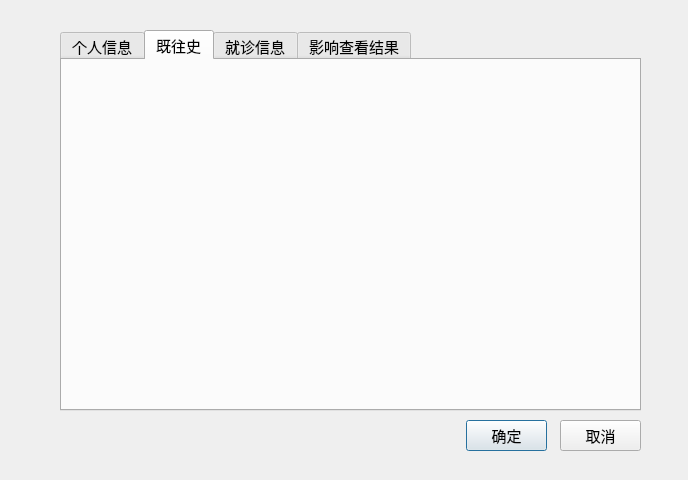
hzhaoaf/CTDiagnosis, file GUI/DesignWindow.ui: the form before one commit.
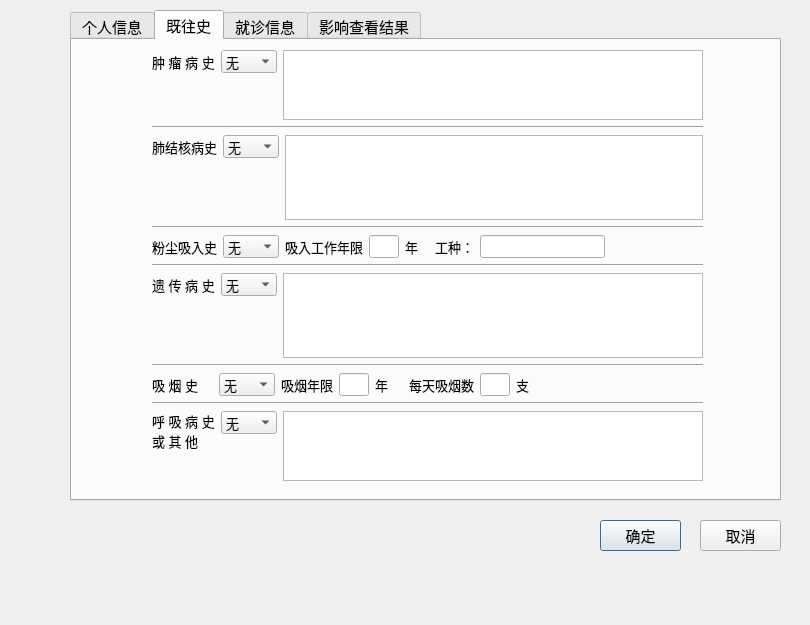
The form after the commit. The open tabs and pages were chosen to show the change.

Commit message: Add tab2,tab3 for Patient Info GUI

Patch:
```diff
--- a/GUI/DesignWindow.ui
+++ b/GUI/DesignWindow.ui
@@ -9,8 +9,8 @@
    <rect>
     <x>0</x>
     <y>0</y>
-    <width>688</width>
-    <height>480</height>
+    <width>810</width>
+    <height>625</height>
    </rect>
   </property>
   <property name="font">
@@ -28,10 +28,10 @@
   <widget class="QTabWidget" name="tabWidget">
    <property name="geometry">
     <rect>
-     <x>60</x>
-     <y>30</y>
-     <width>581</width>
-     <height>381</height>
+     <x>70</x>
+     <y>10</y>
+     <width>711</width>
+     <height>491</height>
     </rect>
    </property>
    <property name="font">
@@ -190,9 +190,400 @@
     </widget>
    </widget>
    <widget class="QWidget" name="tab_2">
+    <property name="font">
+     <font>
+      <pointsize>10</pointsize>
+     </font>
+    </property>
     <attribute name="title">
      <string>既往史</string>
     </attribute>
+    <widget class="QWidget" name="layoutWidget">
+     <property name="geometry">
+      <rect>
+       <x>80</x>
+       <y>10</y>
+       <width>551</width>
+       <height>431</height>
+      </rect>
+     </property>
+     <layout class="QVBoxLayout" name="verticalLayout">
+      <item>
+       <layout class="QGridLayout" name="gridLayout_5">
+        <item row="0" column="2" rowspan="2">
+         <widget class="QPlainTextEdit" name="zhongliuPlainTextEdit"/>
+        </item>
+        <item row="0" column="0">
+         <widget class="QLabel" name="label_7">
+          <property name="text">
+           <string>肿 瘤 病 史</string>
+          </property>
+          <property name="alignment">
+           <set>Qt::AlignLeading|Qt::AlignLeft|Qt::AlignVCenter</set>
+          </property>
+         </widget>
+        </item>
+        <item row="0" column="1">
+         <widget class="QComboBox" name="zhongliuComboBox">
+          <item>
+           <property name="text">
+            <string>无</string>
+           </property>
+          </item>
+          <item>
+           <property name="text">
+            <string>有</string>
+           </property>
+          </item>
+          <item>
+           <property name="text">
+            <string>不详</string>
+           </property>
+          </item>
+         </widget>
+        </item>
+       </layout>
+      </item>
+      <item>
+       <widget class="Line" name="line">
+        <property name="orientation">
+         <enum>Qt::Horizontal</enum>
+        </property>
+       </widget>
+      </item>
+      <item>
+       <layout class="QGridLayout" name="gridLayout_9">
+        <item row="2" column="2">
+         <spacer name="verticalSpacer_2">
+          <property name="orientation">
+           <enum>Qt::Vertical</enum>
+          </property>
+          <property name="sizeHint" stdset="0">
+           <size>
+            <width>20</width>
+            <height>40</height>
+           </size>
+          </property>
+         </spacer>
+        </item>
+        <item row="0" column="0">
+         <widget class="QLabel" name="label_28">
+          <property name="text">
+           <string>肺结核病史</string>
+          </property>
+          <property name="alignment">
+           <set>Qt::AlignLeading|Qt::AlignLeft|Qt::AlignVCenter</set>
+          </property>
+         </widget>
+        </item>
+        <item row="0" column="2" rowspan="2">
+         <widget class="QPlainTextEdit" name="feijiehePlainTextEdit"/>
+        </item>
+        <item row="0" column="1">
+         <widget class="QComboBox" name="feijiheComboBox">
+          <item>
+           <property name="text">
+            <string>无</string>
+           </property>
+          </item>
+          <item>
+           <property name="text">
+            <string>有</string>
+           </property>
+          </item>
+          <item>
+           <property name="text">
+            <string>不详</string>
+           </property>
+          </item>
+         </widget>
+        </item>
+       </layout>
+      </item>
+      <item>
+       <widget class="Line" name="line_2">
+        <property name="orientation">
+         <enum>Qt::Horizontal</enum>
+        </property>
+       </widget>
+      </item>
+      <item>
+       <layout class="QHBoxLayout" name="horizontalLayout">
+        <item>
+         <widget class="QLabel" name="label_17">
+          <property name="text">
+           <string>粉尘吸入史</string>
+          </property>
+         </widget>
+        </item>
+        <item>
+         <widget class="QComboBox" name="fenchenComboBox">
+          <item>
+           <property name="text">
+            <string>无</string>
+           </property>
+          </item>
+          <item>
+           <property name="text">
+            <string>有</string>
+           </property>
+          </item>
+          <item>
+           <property name="text">
+            <string>不详</string>
+           </property>
+          </item>
+         </widget>
+        </item>
+        <item>
+         <widget class="QLabel" name="label_18">
+          <property name="text">
+           <string>吸入工作年限</string>
+          </property>
+         </widget>
+        </item>
+        <item>
+         <widget class="QLineEdit" name="xirunianxianLineEdit">
+          <property name="maximumSize">
+           <size>
+            <width>30</width>
+            <height>16777215</height>
+           </size>
+          </property>
+         </widget>
+        </item>
+        <item>
+         <widget class="QLabel" name="label_19">
+          <property name="text">
+           <string>年   </string>
+          </property>
+         </widget>
+        </item>
+        <item>
+         <widget class="QLabel" name="label_20">
+          <property name="text">
+           <string>工种：</string>
+          </property>
+         </widget>
+        </item>
+        <item>
+         <widget class="QLineEdit" name="gongzhongLineEdit"/>
+        </item>
+        <item>
+         <spacer name="horizontalSpacer_2">
+          <property name="orientation">
+           <enum>Qt::Horizontal</enum>
+          </property>
+          <property name="sizeHint" stdset="0">
+           <size>
+            <width>40</width>
+            <height>20</height>
+           </size>
+          </property>
+         </spacer>
+        </item>
+       </layout>
+      </item>
+      <item>
+       <widget class="Line" name="line_3">
+        <property name="orientation">
+         <enum>Qt::Horizontal</enum>
+        </property>
+       </widget>
+      </item>
+      <item>
+       <layout class="QGridLayout" name="gridLayout_6">
+        <item row="2" column="2">
+         <spacer name="verticalSpacer_4">
+          <property name="orientation">
+           <enum>Qt::Vertical</enum>
+          </property>
+          <property name="sizeHint" stdset="0">
+           <size>
+            <width>20</width>
+            <height>40</height>
+           </size>
+          </property>
+         </spacer>
+        </item>
+        <item row="0" column="0">
+         <widget class="QLabel" name="label_21">
+          <property name="text">
+           <string>遗 传 病 史</string>
+          </property>
+          <property name="alignment">
+           <set>Qt::AlignLeading|Qt::AlignLeft|Qt::AlignVCenter</set>
+          </property>
+         </widget>
+        </item>
+        <item row="0" column="2" rowspan="2">
+         <widget class="QPlainTextEdit" name="yichuanPlainTextEdit"/>
+        </item>
+        <item row="0" column="1">
+         <widget class="QComboBox" name="yichuanComboBox">
+          <item>
+           <property name="text">
+            <string>无</string>
+           </property>
+          </item>
+          <item>
+           <property name="text">
+            <string>有</string>
+           </property>
+          </item>
+          <item>
+           <property name="text">
+            <string>不详</string>
+           </property>
+          </item>
+         </widget>
+        </item>
+       </layout>
+      </item>
+      <item>
+       <widget class="Line" name="line_4">
+        <property name="orientation">
+         <enum>Qt::Horizontal</enum>
+        </property>
+       </widget>
+      </item>
+      <item>
+       <layout class="QHBoxLayout" name="horizontalLayout_2">
+        <item>
+         <widget class="QLabel" name="label_22">
+          <property name="text">
+           <string>吸 烟 史    </string>
+          </property>
+         </widget>
+        </item>
+        <item>
+         <widget class="QComboBox" name="xiyanComboBox">
+          <item>
+           <property name="text">
+            <string>无</string>
+           </property>
+          </item>
+          <item>
+           <property name="text">
+            <string>有</string>
+           </property>
+          </item>
+          <item>
+           <property name="text">
+            <string>不详</string>
+           </property>
+          </item>
+         </widget>
+        </item>
+        <item>
+         <widget class="QLabel" name="label_23">
+          <property name="text">
+           <string>吸烟年限</string>
+          </property>
+         </widget>
+        </item>
+        <item>
+         <widget class="QLineEdit" name="xiyannianLineEdit">
+          <property name="maximumSize">
+           <size>
+            <width>30</width>
+            <height>16777215</height>
+           </size>
+          </property>
+         </widget>
+        </item>
+        <item>
+         <widget class="QLabel" name="label_24">
+          <property name="text">
+           <string>年    </string>
+          </property>
+         </widget>
+        </item>
+        <item>
+         <widget class="QLabel" name="label_25">
+          <property name="text">
+           <string>每天吸烟数</string>
+          </property>
+         </widget>
+        </item>
+        <item>
+         <widget class="QLineEdit" name="xiyanzhiLineEdit">
+          <property name="maximumSize">
+           <size>
+            <width>30</width>
+            <height>30</height>
+           </size>
+          </property>
+         </widget>
+        </item>
+        <item>
+         <widget class="QLabel" name="label_26">
+          <property name="text">
+           <string>支</string>
+          </property>
+         </widget>
+        </item>
+        <item>
+         <spacer name="horizontalSpacer">
+          <property name="orientation">
+           <enum>Qt::Horizontal</enum>
+          </property>
+          <property name="sizeHint" stdset="0">
+           <size>
+            <width>40</width>
+            <height>20</height>
+           </size>
+          </property>
+         </spacer>
+        </item>
+       </layout>
+      </item>
+      <item>
+       <widget class="Line" name="line_5">
+        <property name="orientation">
+         <enum>Qt::Horizontal</enum>
+        </property>
+       </widget>
+      </item>
+      <item>
+       <layout class="QGridLayout" name="gridLayout_7">
+        <item row="0" column="2" rowspan="2">
+         <widget class="QPlainTextEdit" name="huxiPlainTextEdit"/>
+        </item>
+        <item row="0" column="1">
+         <widget class="QComboBox" name="huxiComboBox">
+          <item>
+           <property name="text">
+            <string>无</string>
+           </property>
+          </item>
+          <item>
+           <property name="text">
+            <string>有</string>
+           </property>
+          </item>
+          <item>
+           <property name="text">
+            <string>不详</string>
+           </property>
+          </item>
+         </widget>
+        </item>
+        <item row="0" column="0" rowspan="2">
+         <widget class="QLabel" name="label_27">
+          <property name="text">
+           <string>呼 吸 病 史
+或 其 他  </string>
+          </property>
+          <property name="alignment">
+           <set>Qt::AlignLeading|Qt::AlignLeft|Qt::AlignTop</set>
+          </property>
+         </widget>
+        </item>
+       </layout>
+      </item>
+     </layout>
+    </widget>
    </widget>
    <widget class="QWidget" name="tab_3">
     <attribute name="title">
@@ -208,8 +599,8 @@
   <widget class="QPushButton" name="acceptButton">
    <property name="geometry">
     <rect>
-     <x>466</x>
-     <y>420</y>
+     <x>600</x>
+     <y>520</y>
      <width>81</width>
      <height>31</height>
     </rect>
@@ -226,8 +617,8 @@
   <widget class="QPushButton" name="cancelButton">
    <property name="geometry">
     <rect>
-     <x>560</x>
-     <y>420</y>
+     <x>700</x>
+     <y>520</y>
      <width>81</width>
      <height>31</height>
     </rect>
```
Left out of the diff: 330 changed lines with no effect on the pictures. The commit also changes 2 other files.
